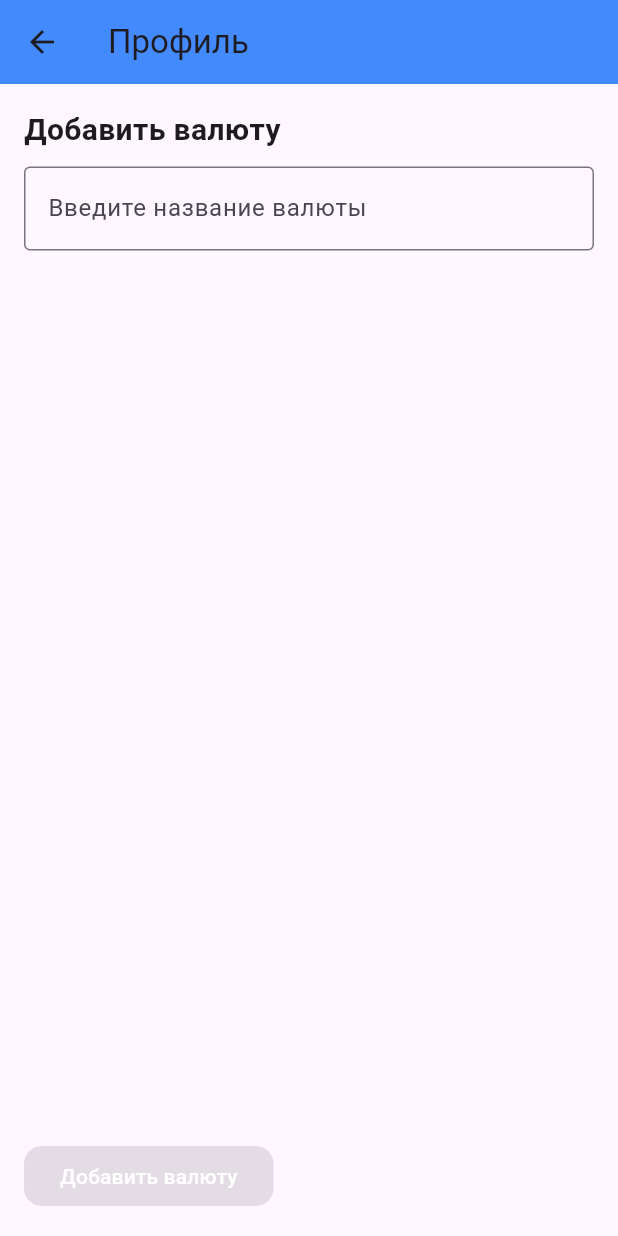
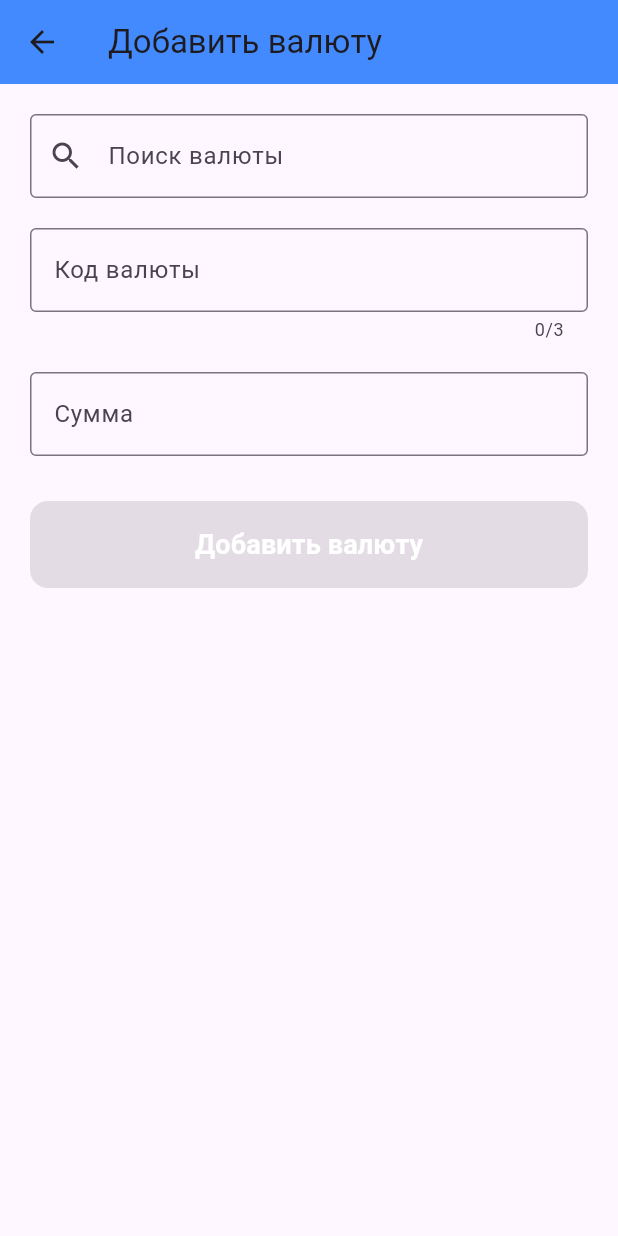
Before and after one commit to viollenaki/exchanger_flutter, a Flutter app: the Home screen opened by its route, after a tap on the "account circle" icon, on a phone screen of 412 x 824 dp. Run offline on Flutter 3.47's test engine with Material 3 defaults, Android fonts, the light colour scheme and no system bars; our stand-ins replace shared_preferences; accounts and stored records are empty.

Commit message:
addCurrencyScreen

```diff
--- a/lib/main.dart
+++ b/lib/main.dart
@@ -21,8 +21,7 @@ class MyApp extends StatelessWidget {
   final String? storedPin;
   final bool isUserLoggedIn;
 
-  const MyApp({Key? key, this.storedPin, required this.isUserLoggedIn})
-      : super(key: key);
+  const MyApp({super.key, this.storedPin, required this.isUserLoggedIn});
 
   @override
   Widget build(BuildContext context) {
--- /dev/null
+++ b/lib/pages/addCurrencyScreen.dart
@@ -0,0 +1,231 @@
+import 'package:flutter/material.dart';
+import 'package:http/http.dart' as http;
+import 'dart:convert';
+import 'currencies.dart';
+
+class AddCurrencyScreen extends StatefulWidget {
+  const AddCurrencyScreen({super.key});
+
+  @override
+  State<AddCurrencyScreen> createState() => _AddCurrencyScreenState();
+}
+
+class _AddCurrencyScreenState extends State<AddCurrencyScreen> {
+  final TextEditingController _searchController = TextEditingController();
+  final TextEditingController _codeController = TextEditingController();
+  final TextEditingController _amountController = TextEditingController();
+  List<Map<String, String>> _filteredCurrencies = [];
+  Map<String, String>? _selectedCurrency;
+  bool _isLoading = false;
+  bool _isValidCode = false;
+
+  void _filterCurrencies(String query) {
+    setState(() {
+      _filteredCurrencies = query.isEmpty
+          ? []
+          : currencies.where((currency) {
+              final nameMatch = currency["name"]!.toLowerCase().contains(query.toLowerCase());
+              final codeMatch = currency["code"]!.toLowerCase().contains(query.toLowerCase());
+              return nameMatch || codeMatch;
+            }).toList();
+    });
+  }
+
+  void _validateCode(String code) {
+    final cleanCode = code.trim().toUpperCase();
+    final existingCurrency = currencies.firstWhere(
+      (c) => c["code"] == cleanCode,
+      orElse: () => {},
+    );
+
+    setState(() {
+      _isValidCode = existingCurrency.isNotEmpty;
+      if (_isValidCode && _searchController.text.isEmpty) {
+        _searchController.text = existingCurrency["name"]!;
+      }
+    });
+  }
+
+  void _selectCurrency(Map<String, String> currency) {
+    setState(() {
+      _selectedCurrency = currency;
+      _searchController.text = currency["name"]!;
+      _codeController.text = currency["code"]!;
+      _isValidCode = true;
+      _filteredCurrencies = [];
+    });
+  }
+
+  Future<void> _sendDataToServer() async {
+    final code = _codeController.text.trim().toUpperCase();
+    final name = _searchController.text.trim();
+    final amount = double.tryParse(_amountController.text);
+
+    if (code.isEmpty || amount == null) {
+      _showSnackBar('Заполните код валюты и сумму', Colors.red);
+      return;
+    }
+
+    if (!_isValidCode && name.isEmpty) {
+      _showSnackBar('Введите название для нового кода валюты', Colors.red);
+      return;
+    }
+
+    setState(() => _isLoading = true);
+
+    try {
+      const url = 'https://dair12.pythonanywhere.com/add_currency/';
+      const userId = 12;
+
+      final response = await http.post(
+        Uri.parse(url),
+        headers: {'Content-Type': 'application/json'},
+        body: json.encode({
+          'user_id': userId,
+          'name': _isValidCode ? (_selectedCurrency?["name"] ?? name) : name,
+          'code': code,
+          'amount': amount,
+        }),
+      );
+
+      final responseData = json.decode(response.body);
+
+      if (response.statusCode == 200) {
+        _clearFields();
+        _showSnackBar('Успешно: ${responseData['message']}', Colors.green);
+      } else {
+        _showSnackBar('Ошибка: ${responseData['error']}', Colors.red);
+      }
+    } catch (e) {
+      _showSnackBar('Ошибка соединения: $e', Colors.red);
+    } finally {
+      setState(() => _isLoading = false);
+    }
+  }
+
+  void _clearFields() {
+    _searchController.clear();
+    _codeController.clear();
+    _amountController.clear();
+    _selectedCurrency = null;
+    _isValidCode = false;
+  }
+
+  void _showSnackBar(String text, Color color) {
+    ScaffoldMessenger.of(context).showSnackBar(
+      SnackBar(
+        content: Text(text),
+        backgroundColor: color,
+        duration: const Duration(seconds: 3),
+      ),
+    );
+  }
+
+  @override
+  Widget build(BuildContext context) {
+    return Scaffold(
+      appBar: AppBar(
+        title: const Text('Добавить валюту'),
+        backgroundColor: Colors.blueAccent,
+      ),
+      body: Padding(
+        padding: const EdgeInsets.all(20.0),
+        child: SingleChildScrollView(
+          child: Column(
+            children: [
+              TextField(
+                controller: _searchController,
+                decoration: InputDecoration(
+                  labelText: 'Поиск валюты',
+                  border: const OutlineInputBorder(),
+                  prefixIcon: const Icon(Icons.search),
+                  suffixIcon: _isValidCode
+                      ? const Icon(Icons.check_circle, color: Colors.green)
+                      : null,
+                ),
+                onChanged: (value) {
+                  _filterCurrencies(value);
+                  if (_selectedCurrency != null && value != _selectedCurrency!["name"]) {
+                    setState(() => _selectedCurrency = null);
+                  }
+                },
+              ),
+
+              if (_filteredCurrencies.isNotEmpty)
+                SizedBox(
+                  height: 200,
+                  child: ListView.builder(
+                    itemCount: _filteredCurrencies.length,
+                    itemBuilder: (context, index) {
+                      final currency = _filteredCurrencies[index];
+                      return ListTile(
+                        title: Text(currency["name"]!),
+                        subtitle: Text(currency["code"]!),
+                        onTap: () => _selectCurrency(currency),
+                      );
+                    },
+                  ),
+                ),
+
+              const SizedBox(height: 20),
+              TextField(
+                controller: _codeController,
+                decoration: InputDecoration(
+                  labelText: 'Код валюты',
+                  border: const OutlineInputBorder(),
+                  errorText: _codeController.text.isNotEmpty && !_isValidCode
+                      ? 'Неизвестный код'
+                      : null,
+                ),
+                maxLength: 3,
+                textCapitalization: TextCapitalization.characters,
+                onChanged: (value) => _validateCode(value),
+              ),
+
+              const SizedBox(height: 20),
+              TextField(
+                controller: _amountController,
+                keyboardType: TextInputType.number,
+                decoration: const InputDecoration(
+                  labelText: 'Сумма',
+                  border: OutlineInputBorder(),
+                  suffixText: 'ед.',
+                ),
+              ),
+
+              const SizedBox(height: 30),
+              SizedBox(
+                width: double.infinity,
+                child: ElevatedButton(
+                  onPressed: (_codeController.text.isNotEmpty &&
+                              _amountController.text.isNotEmpty &&
+                              (_isValidCode || _searchController.text.isNotEmpty) &&
+                              !_isLoading)
+                      ? _sendDataToServer
+                      : null,
+                  style: ElevatedButton.styleFrom(
+                    padding: const EdgeInsets.symmetric(vertical: 16),
+                    backgroundColor: Colors.blueAccent,
+                    shape: RoundedRectangleBorder(
+                      borderRadius: BorderRadius.circular(12),
+                    ),
+                  ),
+                  child: _isLoading
+                      ? const CircularProgressIndicator(color: Colors.white)
+                      : const Text(
+                          'Добавить валюту',
+                          style: TextStyle(
+                            fontSize: 18,
+                            fontWeight: FontWeight.w600,
+                            color: Colors.white,
+                          ),
+                        ),
+                ),
+              ),
+            ],
+          ),
+        ),
+      ),
+    );
+  }
+}
--- /dev/null
+++ b/lib/pages/globals.dart
@@ -0,0 +1,4 @@
+String? user_id;
+Map? lastCurrency;
+List? transactions;
+String? password;
--- a/lib/pages/home.dart
+++ b/lib/pages/home.dart
@@ -1,5 +1,5 @@
 import 'package:currencies/pages/settings.dart';
-import 'package:currencies/pages/userProfile.dart';
+import 'package:currencies/pages/addCurrencyScreen.dart';
 import 'package:flutter/material.dart';
 import 'eventHistory.dart'; // Import the HistoryPage
 
@@ -63,7 +63,7 @@ class _HomeState extends State<Home> {
                   // Действие при нажатии на иконку профиля
                   Navigator.push(
                     context,
-                    MaterialPageRoute(builder: (context) => const UserProfile()),
+                    MaterialPageRoute(builder: (context) => const AddCurrencyScreen()),
                   );
                 },
                 child: const Icon(
--- a/lib/pages/login.dart
+++ b/lib/pages/login.dart
@@ -222,7 +222,7 @@ class _LoginState extends State<Login> {
         TextEditingController();
 
     // Функция для регистрации пользователя
-    Future<void> _registerUser() async {
+    Future<void> registerUser() async {
       final String username = usernameController.text;
       final String email = emailController.text;
       final String password = passwordController.text;
@@ -287,7 +287,7 @@ class _LoginState extends State<Login> {
                 borderRadius: BorderRadius.circular(14),
               ),
             ),
-            onPressed: _registerUser, // Вызов функции регистрации
+            onPressed: registerUser, // Вызов функции регистрации
             child:
                 const Text("Register", style: TextStyle(color: Colors.white)),
           ),
--- a/lib/pages/userProfile.dart
+++ /dev/null
@@ -1,124 +0,0 @@
-import 'package:flutter/material.dart';
-import 'currencies.dart'; // Импортируем список валют
-
-class UserProfile extends StatefulWidget {
-  const UserProfile({super.key});
-
-  @override
-  State<UserProfile> createState() => _UserProfileState();
-}
-
-class _UserProfileState extends State<UserProfile> {
-  final TextEditingController _searchController = TextEditingController();
-  final TextEditingController _amountController = TextEditingController(); // Контроллер для суммы
-  List<Map<String, String>> _filteredCurrencies = [];
-  Map<String, String>? _selectedCurrency;
-
-  void _filterCurrencies(String query) {
-    setState(() {
-      if (query.isEmpty) {
-        _filteredCurrencies = [];
-      } else {
-        _filteredCurrencies = currencies
-            .where((currency) =>
-                currency["name"]!.toLowerCase().contains(query.toLowerCase()))
-            .toList();
-      }
-    });
-  }
-
-  void _selectCurrency(Map<String, String> currency) {
-    setState(() {
-      _selectedCurrency = currency;
-      _searchController.text = currency["name"]!; // Устанавливаем текст в поле
-      _filteredCurrencies = []; // Очищаем список после выбора
-    });
-  }
-
-  @override
-  Widget build(BuildContext context) {
-    return Scaffold(
-      appBar: AppBar(
-        title: const Text('Профиль'),
-        backgroundColor: Colors.blueAccent,
-      ),
-      body: Padding(
-        padding: const EdgeInsets.all(16.0),
-        child: Column(
-          crossAxisAlignment: CrossAxisAlignment.start,
-          children: [
-            const Text(
-              'Добавить валюту',
-              style: TextStyle(fontSize: 20, fontWeight: FontWeight.bold),
-            ),
-            const SizedBox(height: 10),
-            TextField(
-              controller: _searchController,
-              decoration: const InputDecoration(
-                hintText: 'Введите название валюты',
-                border: OutlineInputBorder(),
-              ),
-              onChanged: _filterCurrencies,
-            ),
-            const SizedBox(height: 10),
-            if (_selectedCurrency != null)
-              TextField(
-                controller: _amountController,
-                keyboardType: TextInputType.number, // Поле для числового ввода
-                decoration: InputDecoration(
-                  hintText: 'Введите сумму в ${_selectedCurrency!["name"]}',
-                  border: const OutlineInputBorder(),
-                ),
-              ),
-            const SizedBox(height: 10),
-            Expanded(
-              child: _filteredCurrencies.isNotEmpty
-                  ? ListView.builder(
-                      itemCount: _filteredCurrencies.length,
-                      itemBuilder: (context, index) {
-                        final currency = _filteredCurrencies[index];
-                        return ListTile(
-                          title: Text(currency["name"]!),
-                          onTap: () => _selectCurrency(currency),
-                        );
-                      },
-                    )
-                  : const SizedBox.shrink(), // Скрываем список, если он пуст
-            ),
-            const SizedBox(height: 10),
-            ElevatedButton(
-              onPressed: _selectedCurrency != null && _amountController.text.isNotEmpty
-                  ? () {
-                      // Логика добавления выбранной валюты и суммы
-                      print(
-                          'Добавлена валюта: ${_selectedCurrency!["name"]}, сумма: ${_amountController.text}');
-                      ScaffoldMessenger.of(context).showSnackBar(
-                        SnackBar(
-                          content: Text(
-                              'Добавлена валюта: ${_selectedCurrency!["name"]}, сумма: ${_amountController.text}'),
-                        ),
-                      );
-                      setState(() {
-                        _selectedCurrency = null; // Сбрасываем выбранную валюту
-                        _searchController.clear(); // Очищаем поле ввода
-                        _amountController.clear(); // Очищаем сумму
-                      });
-                    }
-                  : null, // Кнопка неактивна, если валюта или сумма не выбраны
-              style: ElevatedButton.styleFrom(
-                backgroundColor: Colors.blueAccent,
-                shape: RoundedRectangleBorder(
-                  borderRadius: BorderRadius.circular(12),
-                ),
-              ),
-              child: const Text(
-                'Добавить валюту',
-                style: TextStyle(color: Colors.white),
-              ),
-            ),
-          ],
-        ),
-      ),
-    );
-  }
-}
```
Also changed, not shown: lib/pages/pinCode.dart (+6 -5 lines).
